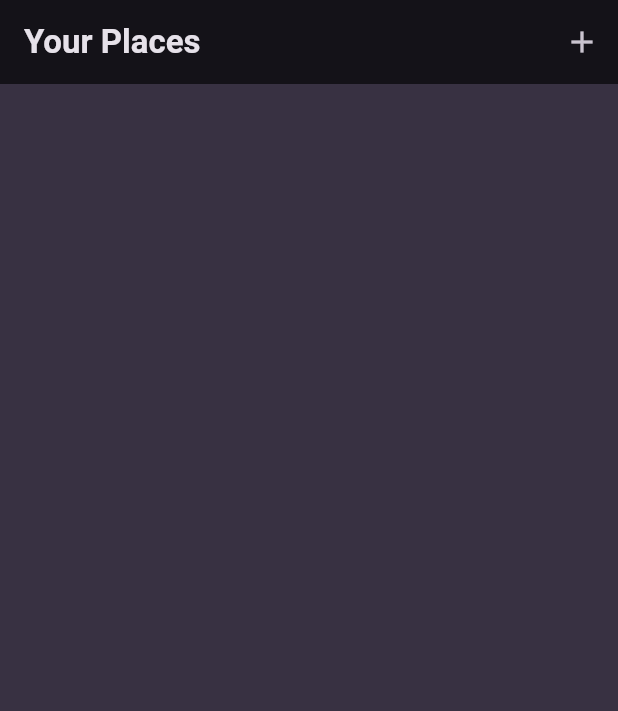
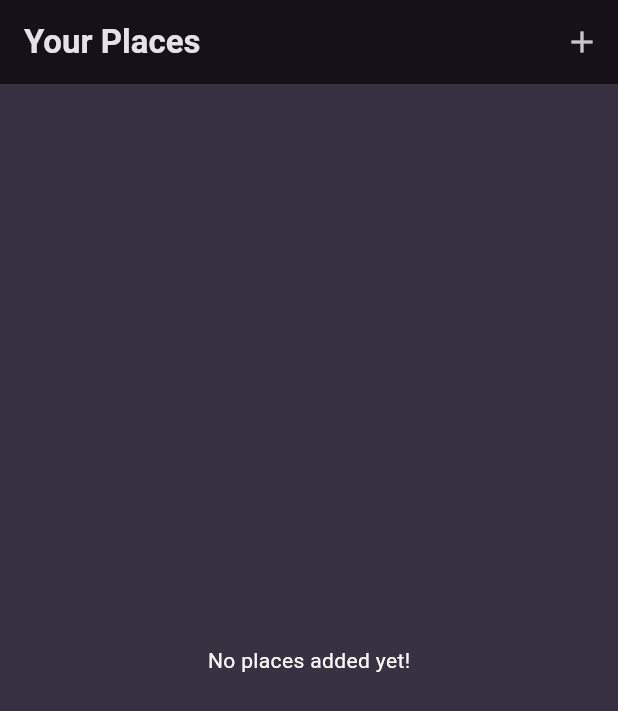
Before and after one commit to richie007dev/favorite_places, a Flutter app: the screen it shows after launch, on a phone screen of 412 x 824 dp. Shown: the top 711 px of the screen. Run offline on Flutter 3.47's test engine with Material 3 defaults, Android fonts, the phone set to English and light mode, and no system bars; our stand-ins replace flutter_riverpod, google_fonts.

```diff
--- a/lib/widgets/favorite_places.dart
+++ b/lib/widgets/favorite_places.dart
@@ -29,6 +29,22 @@ class _FavoritePlacesState extends ConsumerState<FavoritePlaces> {
   @override
   Widget build(BuildContext context) {
     final List<FavoritePlace> favoritePlaces = ref.watch(favoritePlaceProvider);
+
+
+    Widget content = const Center(
+      child: Text('No places added yet!', style: TextStyle(color: Colors.white),),
+    );
+    if(favoritePlaces.isNotEmpty){
+     content = ListView.builder(
+          itemCount: favoritePlaces.length,
+          itemBuilder: (ctx, index) => ListTile(
+            key: ValueKey(favoritePlaces[index]),
+            title: Text(favoritePlaces[index].title),
+            onTap: () {
+              _navigatePage(context, favoritePlaces[index].title);
+            },
+          ));
+    }
     return Scaffold(
       appBar: AppBar(
         title: const Text('Your Places'),
@@ -41,15 +57,7 @@ class _FavoritePlacesState extends ConsumerState<FavoritePlaces> {
           ),
         ],
       ),
-      body: ListView.builder(
-          itemCount: favoritePlaces.length,
-          itemBuilder: (ctx, index) => ListTile(
-                key: ValueKey(favoritePlaces[index]),
-                title: Text(favoritePlaces[index].title),
-                onTap: () {
-                  _navigatePage(context, favoritePlaces[index].title);
-                },
-              )),
+      body: content,
     );
   }
 }
```
